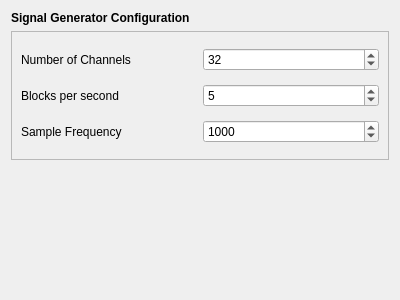
mne-tools/mne-cpp, file src/applications/mne_scan/plugins/signalgen/FormFiles/signalgensetupwidget.ui: the form before one commit.
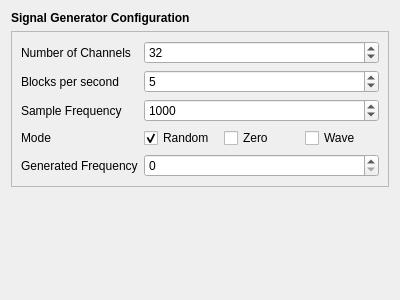
The form after the commit.

Commit message: Add mode switching and controls

```diff
--- a/src/applications/mne_scan/plugins/signalgen/FormFiles/signalgensetupwidget.ui
+++ b/src/applications/mne_scan/plugins/signalgen/FormFiles/signalgensetupwidget.ui
@@ -51,6 +51,20 @@
       <enum>QFrame::Raised</enum>
      </property>
      <layout class="QGridLayout" name="gridLayout">
+      <item row="0" column="0">
+       <widget class="QLabel" name="label">
+        <property name="text">
+         <string>Number of Channels</string>
+        </property>
+       </widget>
+      </item>
+      <item row="3" column="0">
+       <widget class="QLabel" name="label_mode">
+        <property name="text">
+         <string>Mode</string>
+        </property>
+       </widget>
+      </item>
       <item row="1" column="0">
        <widget class="QLabel" name="label_2">
         <property name="text">
@@ -58,7 +72,54 @@
         </property>
        </widget>
       </item>
-      <item row="0" column="1">
+      <item row="4" column="0">
+       <widget class="QLabel" name="label_gen_freq">
+        <property name="text">
+         <string>Generated Frequency</string>
+        </property>
+       </widget>
+      </item>
+      <item row="3" column="1">
+       <widget class="QCheckBox" name="checkBox_random">
+        <property name="text">
+         <string>Random</string>
+        </property>
+        <property name="checked">
+         <bool>true</bool>
+        </property>
+        <attribute name="buttonGroup">
+         <string notr="true">checkGroup</string>
+        </attribute>
+       </widget>
+      </item>
+      <item row="3" column="2">
+       <widget class="QCheckBox" name="checkBox_zero">
+        <property name="text">
+         <string>Zero</string>
+        </property>
+        <attribute name="buttonGroup">
+         <string notr="true">checkGroup</string>
+        </attribute>
+       </widget>
+      </item>
+      <item row="2" column="0">
+       <widget class="QLabel" name="label_3">
+        <property name="text">
+         <string>Sample Frequency</string>
+        </property>
+       </widget>
+      </item>
+      <item row="3" column="3">
+       <widget class="QCheckBox" name="checkBox_wave">
+        <property name="text">
+         <string>Wave</string>
+        </property>
+        <attribute name="buttonGroup">
+         <string notr="true">checkGroup</string>
+        </attribute>
+       </widget>
+      </item>
+      <item row="0" column="1" colspan="3">
        <widget class="QSpinBox" name="nchannels_spinBox">
         <property name="minimum">
          <number>1</number>
@@ -71,20 +132,7 @@
         </property>
        </widget>
       </item>
-      <item row="2" column="1">
-       <widget class="QSpinBox" name="samplefreq_spinBox">
-        <property name="minimum">
-         <number>1</number>
-        </property>
-        <property name="maximum">
-         <number>9999</number>
-        </property>
-        <property name="value">
-         <number>1000</number>
-        </property>
-       </widget>
-      </item>
-      <item row="1" column="1">
+      <item row="1" column="1" colspan="3">
        <widget class="QSpinBox" name="blockpersecond_spinBox">
         <property name="minimum">
          <number>1</number>
@@ -97,19 +145,21 @@
         </property>
        </widget>
       </item>
-      <item row="0" column="0">
-       <widget class="QLabel" name="label">
-        <property name="text">
-         <string>Number of Channels</string>
+      <item row="2" column="1" colspan="3">
+       <widget class="QSpinBox" name="samplefreq_spinBox">
+        <property name="minimum">
+         <number>1</number>
+        </property>
+        <property name="maximum">
+         <number>9999</number>
+        </property>
+        <property name="value">
+         <number>1000</number>
         </property>
        </widget>
       </item>
-      <item row="2" column="0">
-       <widget class="QLabel" name="label_3">
-        <property name="text">
-         <string>Sample Frequency</string>
-        </property>
-       </widget>
+      <item row="4" column="1" colspan="3">
+       <widget class="QSpinBox" name="spinBox_gen_frq"/>
       </item>
      </layout>
     </widget>
```
Left out of the diff: 3 changed lines with no effect on the pictures. The commit also changes 4 other files.
